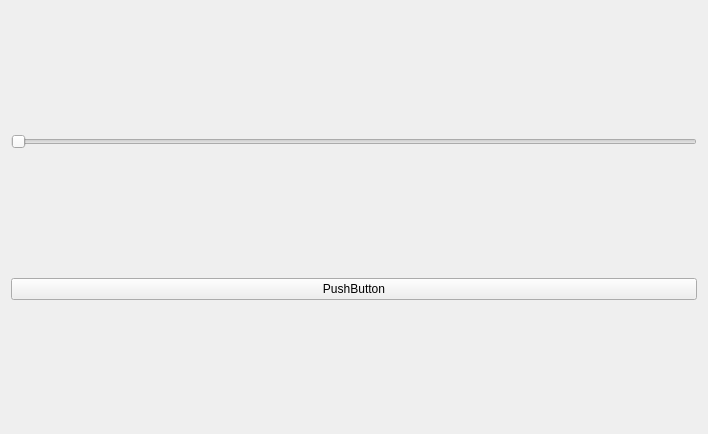
Above: cgol.ui from simutisernestas/cgol before the change. Below: the same form after it.
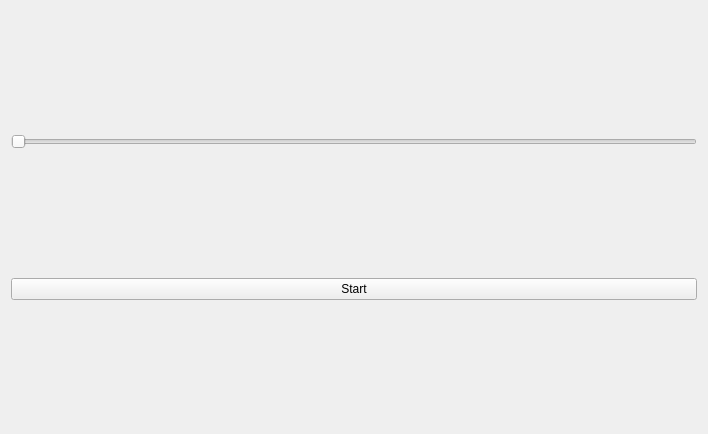
That is the form after the change.

What changed in the file:
```diff
--- a/cgol.ui
+++ b/cgol.ui
@@ -24,7 +24,7 @@
    <item>
     <widget class="QPushButton" name="startButton">
      <property name="text">
-      <string>PushButton</string>
+      <string>Start</string>
      </property>
     </widget>
    </item>
```
